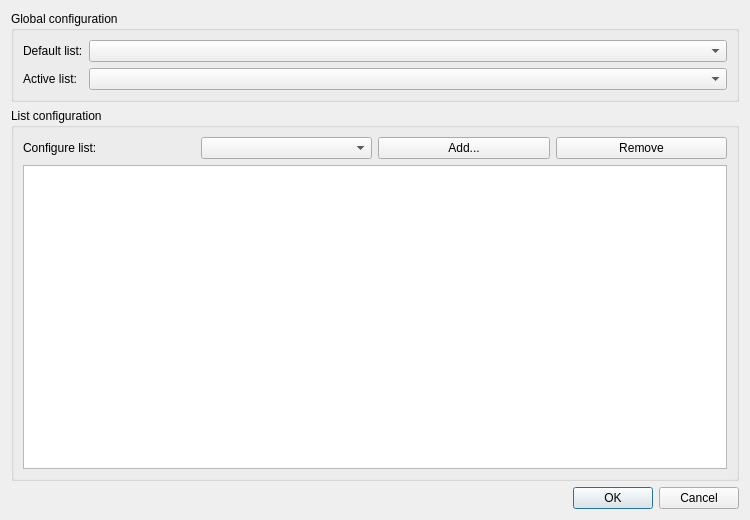
Old version of the form src/plugins/azoth/plugins/xoox/privacylistsconfigdialog.ui in the repository 0xd34df00d/leechcraft.
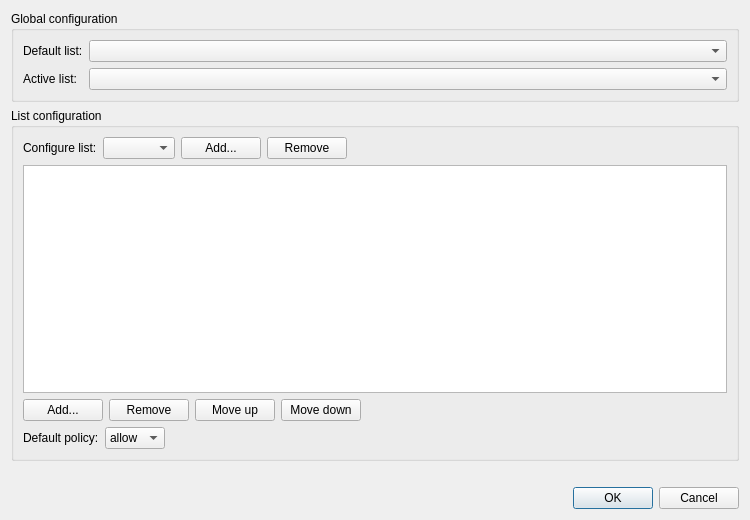
New version of the form.

Commit message: Azoth Xoox: working on privacy lists dialog.

Diff of the .ui file:
```diff
--- a/src/plugins/azoth/plugins/xoox/privacylistsconfigdialog.ui
+++ b/src/plugins/azoth/plugins/xoox/privacylistsconfigdialog.ui
@@ -75,14 +75,117 @@
           </property>
          </widget>
         </item>
+        <item>
+         <spacer name="horizontalSpacer_3">
+          <property name="orientation">
+           <enum>Qt::Horizontal</enum>
+          </property>
+          <property name="sizeHint" stdset="0">
+           <size>
+            <width>40</width>
+            <height>20</height>
+           </size>
+          </property>
+         </spacer>
+        </item>
        </layout>
       </item>
       <item>
-       <widget class="QTreeView" name="treeView"/>
+       <widget class="QTreeView" name="RulesTree_"/>
+      </item>
+      <item>
+       <layout class="QHBoxLayout" name="horizontalLayout_2">
+        <item>
+         <widget class="QPushButton" name="AddRule_">
+          <property name="text">
+           <string>Add...</string>
+          </property>
+         </widget>
+        </item>
+        <item>
+         <widget class="QPushButton" name="RemoveRule_">
+          <property name="text">
+           <string>Remove</string>
+          </property>
+         </widget>
+        </item>
+        <item>
+         <widget class="QPushButton" name="MoveUp_">
+          <property name="text">
+           <string>Move up</string>
+          </property>
+         </widget>
+        </item>
+        <item>
+         <widget class="QPushButton" name="MoveDown_">
+          <property name="text">
+           <string>Move down</string>
+          </property>
+         </widget>
+        </item>
+        <item>
+         <spacer name="horizontalSpacer_2">
+          <property name="orientation">
+           <enum>Qt::Horizontal</enum>
+          </property>
+          <property name="sizeHint" stdset="0">
+           <size>
+            <width>40</width>
+            <height>20</height>
+           </size>
+          </property>
+         </spacer>
+        </item>
+       </layout>
+      </item>
+      <item>
+       <layout class="QHBoxLayout" name="horizontalLayout_3">
+        <item>
+         <widget class="QLabel" name="label_4">
+          <property name="text">
+           <string>Default policy:</string>
+          </property>
+         </widget>
+        </item>
+        <item>
+         <widget class="QComboBox" name="DefaultPolicy_">
+          <item>
+           <property name="text">
+            <string>allow</string>
+           </property>
+          </item>
+          <item>
+           <property name="text">
+            <string>block</string>
+           </property>
+          </item>
+         </widget>
+        </item>
+        <item>
+         <spacer name="horizontalSpacer">
+          <property name="orientation">
+           <enum>Qt::Horizontal</enum>
+          </property>
+          <property name="sizeHint" stdset="0">
+           <size>
+            <width>40</width>
+            <height>20</height>
+           </size>
+          </property>
+         </spacer>
+        </item>
+       </layout>
       </item>
      </layout>
     </widget>
    </item>
+   <item>
+    <widget class="QLabel" name="StatusLabel_">
+     <property name="text">
+      <string/>
+     </property>
+    </widget>
+   </item>
    <item>
     <widget class="QDialogButtonBox" name="buttonBox">
      <property name="orientation">
```
Left out of the diff: 4 changed lines with no effect on the pictures. The commit also changes 2 other files.
